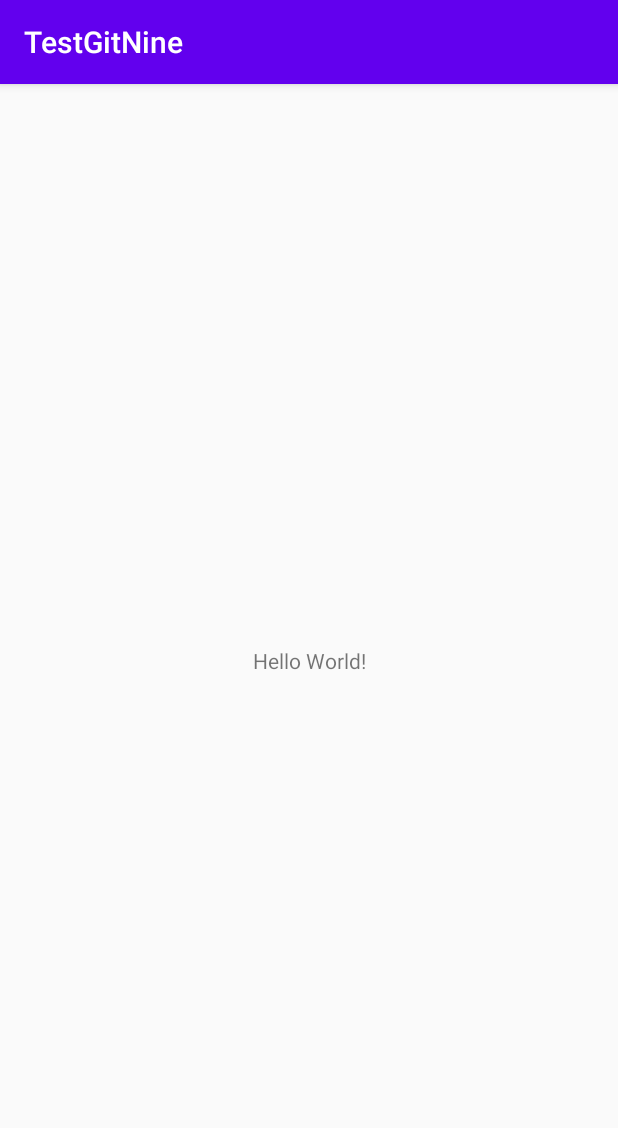
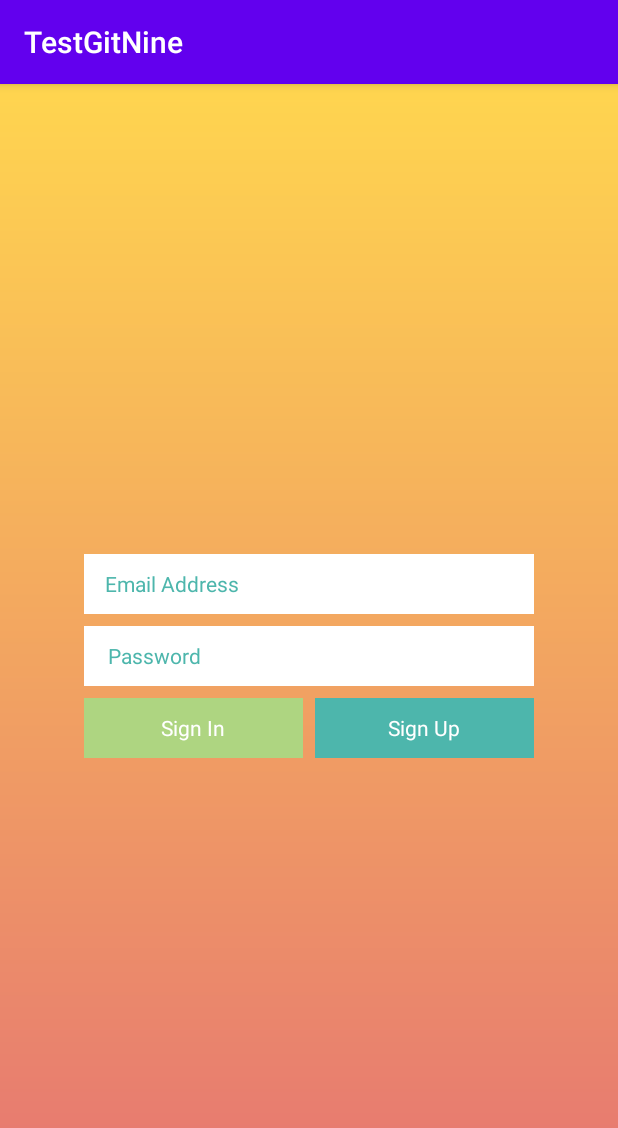
Before and after one commit to ramazanov2023/TestGitNine, an Android app: the screen it shows after launch (MainActivity), on a phone screen of 412 x 824 dp. Shown: the top 1128 px of the screen. Run offline under Robolectric (Android 15) with nearby library versions, the phone set to English and light mode, and no system bars.

Commit message:
Authentication Page

```diff
--- /dev/null
+++ b/app/src/main/res/drawable/bg_gradient.xml
@@ -0,0 +1,9 @@
+<?xml version="1.0" encoding="utf-8"?>
+<shape xmlns:android="http://schemas.android.com/apk/res/android"
+    android:shape="rectangle">
+    <gradient
+        android:startColor="#E57373"
+        android:endColor="#FFD54F"
+        android:angle="90"/>
+
+</shape>
--- a/app/src/main/res/layout/activity_main.xml
+++ b/app/src/main/res/layout/activity_main.xml
@@ -4,15 +4,61 @@
     xmlns:tools="http://schemas.android.com/tools"
     android:layout_width="match_parent"
     android:layout_height="match_parent"
+    android:background="@drawable/bg_gradient"
     tools:context=".MainActivity">
 
-    <TextView
-        android:layout_width="wrap_content"
-        android:layout_height="wrap_content"
-        android:text="Hello World!"
+
+    <EditText
+        android:id="@+id/input_email"
+        android:layout_width="300dp"
+        android:layout_height="40dp"
+        android:background="@color/white"
+        android:hint="Email Address"
+        android:paddingStart="14dp"
+        android:textColorHint="#4DB6AC"
+        android:textSize="14sp"
         app:layout_constraintBottom_toBottomOf="parent"
         app:layout_constraintEnd_toEndOf="parent"
         app:layout_constraintStart_toStartOf="parent"
-        app:layout_constraintTop_toTopOf="parent" />
+        app:layout_constraintTop_toTopOf="parent"
+        app:layout_constraintVertical_bias="0.430" />
+
+    <EditText
+        android:id="@+id/input_password"
+        android:layout_width="300dp"
+        android:layout_height="40dp"
+        android:layout_marginTop="8dp"
+        android:background="@color/white"
+        android:hint="Password"
+        android:paddingStart="16dp"
+        android:textColorHint="#4DB6AC"
+        android:textSize="14sp"
+        app:layout_constraintEnd_toEndOf="parent"
+        app:layout_constraintStart_toStartOf="parent"
+        app:layout_constraintTop_toBottomOf="@id/input_email" />
+
+    <TextView
+        android:id="@+id/btn_sign_in"
+        android:layout_width="146dp"
+        android:layout_height="40dp"
+        android:layout_marginTop="8dp"
+        android:background="#AED581"
+        android:gravity="center"
+        android:text="Sign In"
+        android:textColor="@color/white"
+        app:layout_constraintStart_toStartOf="@id/input_password"
+        app:layout_constraintTop_toBottomOf="@id/input_password" />
+
+    <TextView
+        android:id="@+id/btn_sign_up"
+        android:layout_width="146dp"
+        android:layout_height="40dp"
+        android:layout_marginTop="8dp"
+        android:background="#4DB6AC"
+        android:gravity="center"
+        android:text="Sign Up"
+        android:textColor="@color/white"
+        app:layout_constraintEnd_toEndOf="@id/input_password"
+        app:layout_constraintTop_toBottomOf="@id/input_password" />
 
 </android.support.constraint.ConstraintLayout>
```
